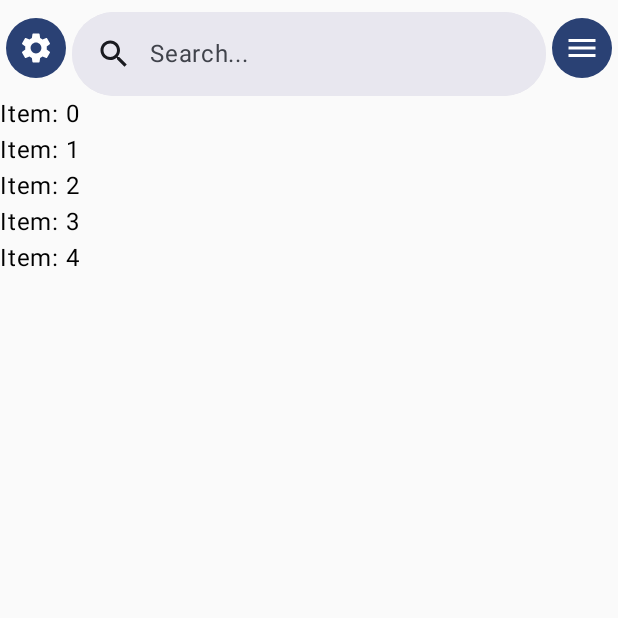
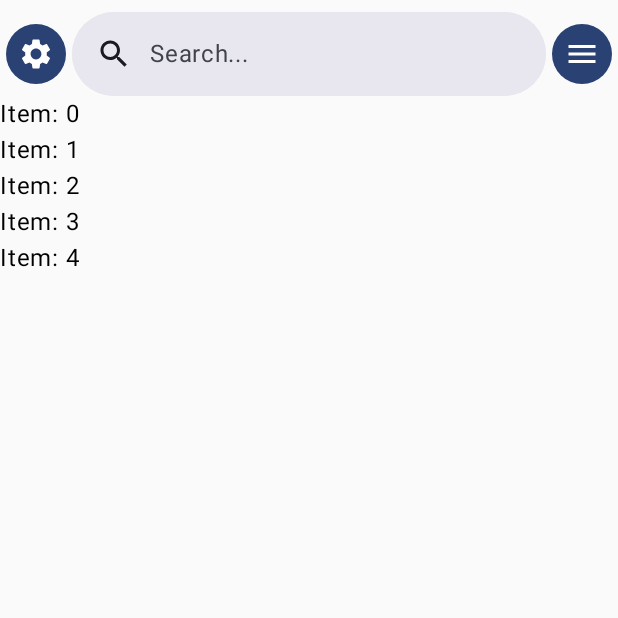
Before and after one commit to mclmarques/CompraInteligente, an Android app built with Jetpack Compose: the screen it shows after launch (MainActivity), on a phone screen of 412 x 824 dp, the top half of it. Run offline under Robolectric (Android 15) with nearby library versions, the phone set to English and light mode, and no system bars; our stand-ins replace Room's generated code.

Commit message:
Made minor progress on UI

```diff
--- a/app/src/main/java/com/mcldev/comprainteligente/ui/HomeScreen.kt
+++ b/app/src/main/java/com/mcldev/comprainteligente/ui/HomeScreen.kt
@@ -5,6 +5,7 @@ import androidx.compose.foundation.layout.Column
 import androidx.compose.foundation.layout.Row
 import androidx.compose.foundation.layout.fillMaxSize
 import androidx.compose.foundation.layout.fillMaxWidth
+import androidx.compose.foundation.layout.padding
 import androidx.compose.foundation.layout.statusBarsPadding
 import androidx.compose.foundation.lazy.LazyColumn
 import androidx.compose.material.icons.Icons
@@ -20,12 +21,17 @@ import androidx.compose.runtime.Composable
 import androidx.compose.ui.Alignment
 import androidx.compose.ui.Modifier
 import androidx.compose.ui.tooling.preview.Preview
+import androidx.compose.ui.unit.dp
+import androidx.lifecycle.ViewModel
+import androidx.lifecycle.viewmodel.viewModelFactory
 import com.mcldev.comprainteligente.ui.theme.CompraInteligenteTheme
 
 
 @OptIn(ExperimentalMaterial3Api::class)
 @Composable
-fun HomeScreen(modifier: Modifier) {
+fun HomeScreen(
+    modifier: Modifier,
+) {
     Column (
         modifier = Modifier.statusBarsPadding(), // Fix to respect the status bar's padding
     ) {
@@ -34,7 +40,7 @@ fun HomeScreen(modifier: Modifier) {
             horizontalArrangement = Arrangement.SpaceBetween,
             verticalAlignment = Alignment.CenterVertically // Ensure buttons and SearchBar are vertically aligned
         ) {
-            FilledIconButton(onClick = { /* doSomething() */ }, ) {
+            FilledIconButton(onClick = { /* doSomething() */ }, modifier = Modifier.padding(top = 8.dp)) {
                 Icon(Icons.Filled.Settings , contentDescription = "Settings")
             }
 
@@ -51,7 +57,7 @@ fun HomeScreen(modifier: Modifier) {
                 modifier = Modifier.weight(1f)
             ) { }
 
-            FilledIconButton(onClick = { /* doSomething() */ }) {
+            FilledIconButton(onClick = { /* doSomething() */ },  modifier = Modifier.padding(top = 8.dp)) {
                 Icon(Icons.Filled.Menu , contentDescription = "List of tickets")
             }
 
```
